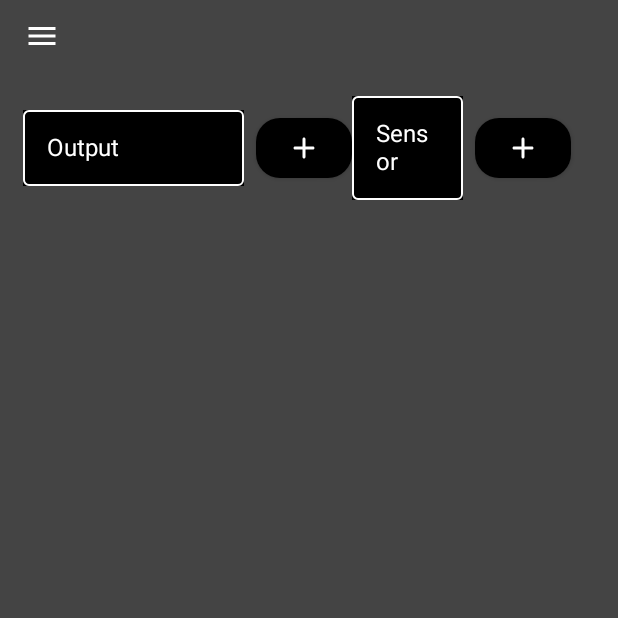
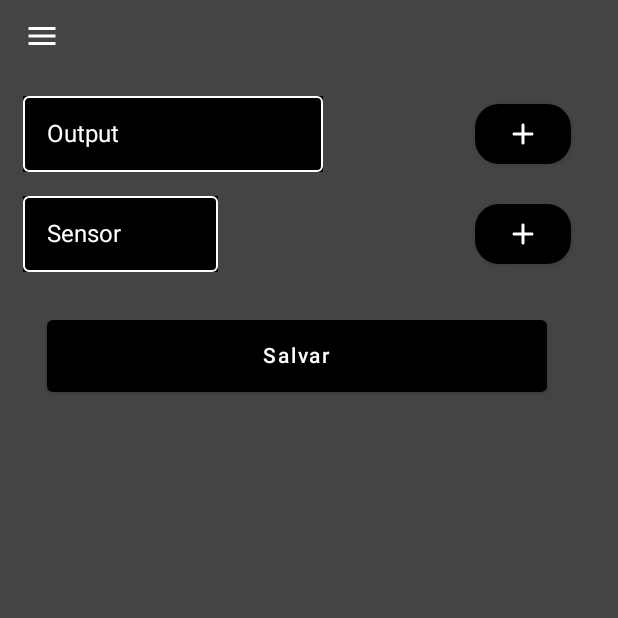
Before and after one commit to Emanuelle-Oliveira/app-projetos-08, an Android app built with Jetpack Compose: the CreateGroupActivity screen opened directly, with no data from a screen before it, on a phone screen of 412 x 824 dp, the top half of it. Run offline under Robolectric (Android 15) with nearby library versions, the phone set to English and light mode, and no system bars; our stand-ins replace Firebase (no records; nobody signed in at launch, a user with empty details on screens opened directly).

Commit message:
fix: create group

```diff
--- a/app/src/main/java/com/example/appprojetos08/ui/activities/group/CreateGroupActivity.kt
+++ b/app/src/main/java/com/example/appprojetos08/ui/activities/group/CreateGroupActivity.kt
@@ -9,6 +9,8 @@ import androidx.compose.foundation.background
 import androidx.compose.foundation.border
 import androidx.compose.foundation.clickable
 import androidx.compose.foundation.layout.*
+import androidx.compose.foundation.lazy.LazyColumn
+import androidx.compose.foundation.lazy.items
 import androidx.compose.foundation.shape.RoundedCornerShape
 import androidx.compose.material.*
 import androidx.compose.material.ButtonDefaults
@@ -51,9 +53,10 @@ import androidx.compose.ui.Alignment
 import androidx.compose.ui.platform.LocalContext
 import com.example.appprojetos08.models.output.Output
 import com.example.appprojetos08.models.sensor.Sensor
+import com.example.appprojetos08.models.setPoint.SetPoint
 import com.example.appprojetos08.services.sensor.SensorService
-
-
+import com.example.appprojetos08.services.setPoint.SetPointService
+import kotlin.text.Typography.section
 
 
 data class ItemCreate (
@@ -103,6 +106,29 @@ class CreateGroupActivity : ComponentActivity() {
             outputList = OutputService().getAll()
         }
     }
+
+    private var createdSetPoint: SetPoint? = null
+    private fun createSetPoint(value: Any, groupId: Int, sensorId: Int) {
+        lifecycleScope.launch {
+            createdSetPoint = SetPointService().create(value, groupId, sensorId)
+        }
+    }
+
+    var group: Group? = null
+    private fun createGroup(name: String) {
+        lifecycleScope.launch {
+            group = GroupService().create(name)
+        }
+    }
+
+    private fun updateOutput(output:Output) {
+        lifecycleScope.launch {
+            var output = OutputService().update(output)
+        }
+    }
+
+
+
 
     override fun onCreate(savedInstanceState: Bundle?) {
         super.onCreate(savedInstanceState)
@@ -281,12 +307,13 @@ class CreateGroupActivity : ComponentActivity() {
 
         val context = LocalContext.current
 
-            Column(
+        LazyColumn(
             modifier = Modifier
                 .fillMaxSize()
                 .padding(horizontal = 15.dp, vertical = 16.dp),
             verticalArrangement = Arrangement.spacedBy(16.dp),
         ) {
+            item {
                 Row(
                     modifier = Modifier
                         .fillMaxWidth()
@@ -296,7 +323,8 @@ class CreateGroupActivity : ComponentActivity() {
                 ){
                     Box(
                         modifier = Modifier
-                            .weight(2f)
+                            //.weight(2f)
+                            .width(200.dp)
                             .background(color = Color.Black)
                             .border(1.dp, Color.White, RoundedCornerShape(4.dp))
                     ){
@@ -313,7 +341,7 @@ class CreateGroupActivity : ComponentActivity() {
                     androidx.compose.material.Button(
                         onClick = {
                             selectedOutputId?.let { outputId ->
-                                // Verificar se já existe um item para o sensor selecionado
+                                // Verificar se já existe um item para o output selecionado
                                 if (dropdownOutputList.none { it.outputId == outputId }) {
                                     outputList.find { it.outputId == outputId }?.let { output ->
                                         val outputName = output.outputName
@@ -323,9 +351,6 @@ class CreateGroupActivity : ComponentActivity() {
                                 }
                             }
 
-                            // Limpar os campos de texto
-                            textField1Value.value = ""
-                            textField2Value.value = ""
 
                         },
                         shape = RoundedCornerShape(16.dp),
@@ -341,10 +366,49 @@ class CreateGroupActivity : ComponentActivity() {
                         )
 
                     }
+                }
 
+            }
+
+            items(dropdownOutputList) { output ->
+                // Exibir informações do item adicionado (nome da saida)
+                Card(
+                    modifier = Modifier
+                        .fillMaxWidth()
+                        .padding(10.dp)
+                        .height(60.dp),
+                    shape = RoundedCornerShape(10.dp),
+                    colors = CardDefaults.cardColors(
+                        containerColor = Color.White,
+                        contentColor = Color.DarkGray
+                    ),
+                    elevation = CardDefaults.cardElevation(
+                        defaultElevation = 100.dp
+                    ),
+                    content = {
+                        Text(
+                            modifier = Modifier
+                                .align(Alignment.CenterHorizontally)
+                                .padding(top = 10.dp),
+                            text = "Saída: ${output.outputName}",
+                            color = Color.Black,
+                            fontSize = 16.sp
+                        )
+                    }
+                )
+            }
+
+            item{
+                Row(
+                    modifier = Modifier
+                        .fillMaxWidth()
+                        .padding(end = 16.dp),
+                    horizontalArrangement = Arrangement.SpaceBetween,
+                    verticalAlignment = Alignment.CenterVertically
+                ) {
                     Box(
                         modifier = Modifier
-                            .weight(1f)
+                            .width(130.dp)
                             .background(color = Color.Black)
                             .border(1.dp, Color.White, RoundedCornerShape(4.dp))
                     ) {
@@ -363,8 +427,7 @@ class CreateGroupActivity : ComponentActivity() {
                             onValueChange = { textField1Value.value = it },
                             label = { Text("ºC", color = Color.White) },
                             modifier = Modifier
-                                .fillMaxWidth()
-                                .weight(0.5f)
+                                .width(100.dp)
                                 .padding(start = 16.dp),
                             colors = customTextFieldColors
                         )
@@ -376,9 +439,8 @@ class CreateGroupActivity : ComponentActivity() {
                             onValueChange = { textField2Value.value = it },
                             label = { Text("0% - 100%", color = Color.White) },
                             modifier = Modifier
-                                .fillMaxWidth()
-                                .weight(1f)
-                                .padding(start = 16.dp),
+                                .width(100.dp)
+                                .padding(start = 10.dp),
                             colors = customTextFieldColors
                         )
                     }
@@ -389,7 +451,6 @@ class CreateGroupActivity : ComponentActivity() {
                             onCheckedChange = { isSwitchOn = it },
                             modifier = Modifier
                                 .padding(start = 8.dp)
-                                .weight(1f)
                         )
                     }
 
@@ -430,10 +491,68 @@ class CreateGroupActivity : ComponentActivity() {
                         )
 
                     }
+                }
 
             }
+
+            items(setPointList) { setPoint ->
+                // Exibir informações do item adicionado (nome do sensor e valor)
+                Card(
+                    modifier = Modifier
+                        .fillMaxWidth()
+                        .padding(10.dp)
+                        .height(60.dp),
+                    shape = RoundedCornerShape(10.dp),
+                    colors = CardDefaults.cardColors(
+                        containerColor = Color.White,
+                        contentColor = Color.DarkGray
+                    ),
+                    elevation = CardDefaults.cardElevation(
+                        defaultElevation = 100.dp
+                    ),
+                    content = {
+                        Text(
+                            modifier = Modifier
+                                .align(Alignment.CenterHorizontally)
+                                .padding(top = 10.dp),
+                            text = "Sensor: ${setPoint.sensorName}, Valor: ${setPoint.value}",
+                            color = Color.Black,
+                            fontSize = 16.sp
+                        )
+                    }
+                )
             }
 
+            item{
+                Row(
+                    modifier = Modifier
+                        .fillMaxWidth()
+                        .padding(end = 16.dp),
+                    horizontalArrangement = Arrangement.SpaceBetween,
+                    verticalAlignment = Alignment.Bottom
+                ){
+                    Button(
+                        onClick = {
+                            /*setPointList.forEach{ item ->
+                                var item =  createSetPoint( item.value, 0 , item.sensorId  )
+                            }*/
+
+
+
+
+                        },
+                        colors = ButtonDefaults.buttonColors(contentColor = Color.White, backgroundColor = Color.Black),
+                        modifier = Modifier
+                            .fillMaxWidth()
+                            .height(80.dp)
+                            .padding(16.dp)
+
+                    ) {
+                        Text(text = "Salvar", color = Color.White)
+                    }
+                }
+            }
+        }
     }
 
 
```
Lines whose indentation alone changed are shown as unchanged.
